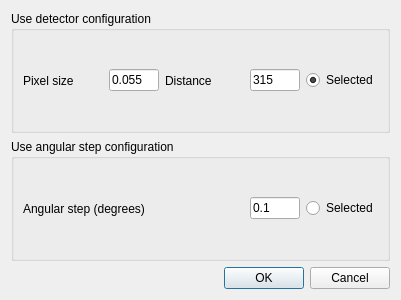
Old version of the form qt_designer/buildmesh_dialog.ui in the repository edbosne/pyfdd.
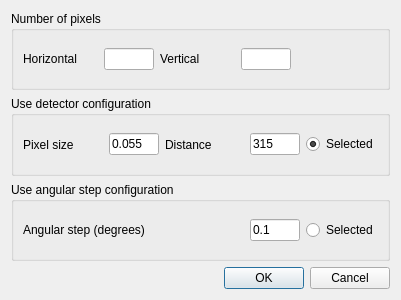
New version of the form.

```diff
--- a/qt_designer/buildmesh_dialog.ui
+++ b/qt_designer/buildmesh_dialog.ui
@@ -17,6 +17,68 @@
    <double>1.000000000000000</double>
   </property>
   <layout class="QVBoxLayout" name="verticalLayout">
+   <item>
+    <widget class="QGroupBox" name="groupBox_3">
+     <property name="title">
+      <string>Number of pixels</string>
+     </property>
+     <layout class="QHBoxLayout" name="horizontalLayout_3">
+      <item>
+       <widget class="QLabel" name="label">
+        <property name="text">
+         <string>Horizontal</string>
+        </property>
+       </widget>
+      </item>
+      <item>
+       <widget class="QLineEdit" name="lineEdit">
+        <property name="maximumSize">
+         <size>
+          <width>50</width>
+          <height>16777215</height>
+         </size>
+        </property>
+       </widget>
+      </item>
+      <item>
+       <widget class="QLabel" name="label_4">
+        <property name="text">
+         <string>Vertical</string>
+        </property>
+       </widget>
+      </item>
+      <item>
+       <widget class="QLineEdit" name="lineEdit_2">
+        <property name="maximumSize">
+         <size>
+          <width>50</width>
+          <height>16777215</height>
+         </size>
+        </property>
+       </widget>
+      </item>
+      <item>
+       <widget class="QLabel" name="label_6">
+        <property name="sizePolicy">
+         <sizepolicy hsizetype="Fixed" vsizetype="Preferred">
+          <horstretch>0</horstretch>
+          <verstretch>0</verstretch>
+         </sizepolicy>
+        </property>
+        <property name="minimumSize">
+         <size>
+          <width>81</width>
+          <height>0</height>
+         </size>
+        </property>
+        <property name="text">
+         <string/>
+        </property>
+       </widget>
+      </item>
+     </layout>
+    </widget>
+   </item>
    <item>
     <widget class="QGroupBox" name="groupBox">
      <property name="title">
```
